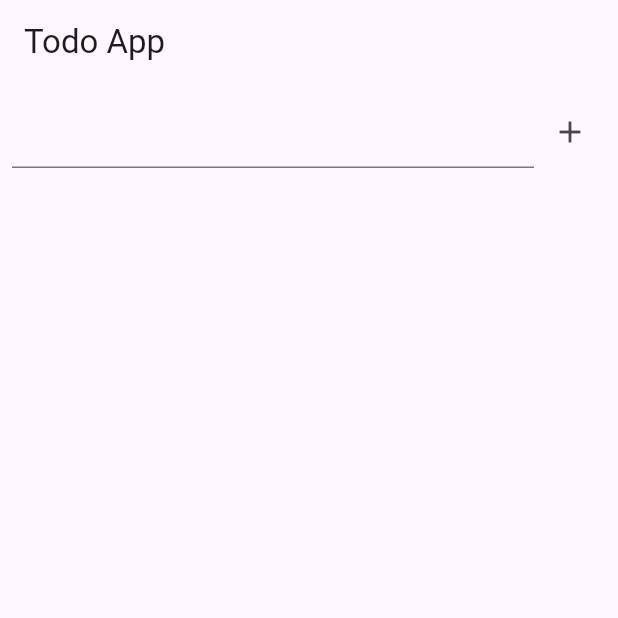
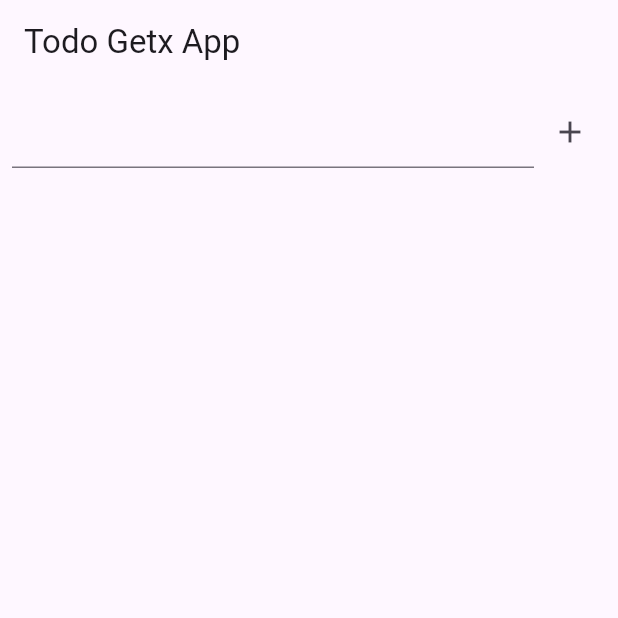
Before and after one commit to mahbub-rahman07/Flutter-SM, a Flutter app: the screen it shows after launch, after a tap on the "add" icon, on a phone screen of 412 x 824 dp, the top half of it. Run offline on Flutter 3.47's test engine with Material 3 defaults, Android fonts, the phone set to English and light mode, and no system bars; our stand-ins replace bloc, equatable, flutter_bloc, get, get_it.

Commit message:
Refactor project structure and implement GetX state management for Todo feature

```diff
--- a/lib/example_bloc/core/di.dart
+++ b/lib/example_ca/core/di.dart
@@ -8,7 +8,8 @@ import '../feature/todo/domain/usecases/add_todo_usecase.dart';
 import '../feature/todo/domain/usecases/delete_todo_usecase.dart';
 import '../feature/todo/domain/usecases/get_all_todo_usecase.dart';
 import '../feature/todo/domain/usecases/update_todo_usecase.dart';
-import '../feature/todo/presentation/bloc/todo_bloc.dart';
+import '../feature/todo/presentation_with_bloc/bloc/todo_bloc.dart';
+import '../feature/todo/presentation_with_getx/controller/todo_controller.dart';
 import 'app_lifecycle_handler.dart';
 
 final dm = GetIt.instance;
@@ -18,18 +19,10 @@ void init() {
   dm.registerLazySingleton<TodoRepository>(() => TodoRepositoryImpl());
 
   // Use cases
-  dm.registerLazySingleton<GetAllTodoUseCase>(
-    () => GetAllTodoUseCase(dm<TodoRepository>()),
-  );
-  dm.registerLazySingleton<AddTodoUseCase>(
-    () => AddTodoUseCase(dm<TodoRepository>()),
-  );
-  dm.registerLazySingleton<UpdateTodoUseCase>(
-    () => UpdateTodoUseCase(dm<TodoRepository>()),
-  );
-  dm.registerLazySingleton<DeleteTodoUseCase>(
-    () => DeleteTodoUseCase(dm<TodoRepository>()),
-  );
+  dm.registerLazySingleton(() => GetAllTodoUseCase(dm<TodoRepository>()));
+  dm.registerLazySingleton(() => AddTodoUseCase(dm<TodoRepository>()));
+  dm.registerLazySingleton(() => UpdateTodoUseCase(dm<TodoRepository>()));
+  dm.registerLazySingleton(() => DeleteTodoUseCase(dm<TodoRepository>()));
 
   // Bloc
   dm.registerFactory<TodoBloc>(
@@ -40,4 +33,17 @@ void init() {
       dm<DeleteTodoUseCase>(),
     ),
   );
+
+  //   controller
+  dm.registerLazySingleton<TodoController>(
+    () => TodoController(
+      dm<GetAllTodoUseCase>(),
+      dm<AddTodoUseCase>(),
+      dm<UpdateTodoUseCase>(),
+      dm<DeleteTodoUseCase>(),
+    ),
+  );
+
+  // App lifecycle handler
+  Get.put(AppLifecycleHandler());
 }
--- a/lib/example_bloc/feature/todo/presentation/bloc/todo_bloc.dart
+++ b/lib/example_ca/feature/todo/presentation_with_bloc/bloc/todo_bloc.dart
@@ -1,6 +1,6 @@
 import 'package:bloc/bloc.dart';
 import 'package:equatable/equatable.dart';
-import 'package:state_management/example_bloc/feature/todo/domain/usecases/add_todo_usecase.dart';
+import 'package:state_management/example_ca/feature/todo/domain/usecases/add_todo_usecase.dart';
 import 'package:uuid/uuid.dart';
 
 import '../../domain/entities/todo.dart';
--- /dev/null
+++ b/lib/example_ca/feature/todo/presentation_with_getx/controller/todo_controller.dart
@@ -0,0 +1,80 @@
+
+import 'package:get/get.dart';
+import 'package:get/get_state_manager/src/simple/get_controllers.dart';
+import 'package:uuid/uuid.dart';
+
+import '../../domain/entities/todo.dart';
+import '../../domain/usecases/add_todo_usecase.dart';
+import '../../domain/usecases/delete_todo_usecase.dart';
+import '../../domain/usecases/get_all_todo_usecase.dart';
+import '../../domain/usecases/update_todo_usecase.dart';
+
+class TodoController extends GetxController {
+  final GetAllTodoUseCase _getTodos;
+  final AddTodoUseCase _addTodo;
+  final UpdateTodoUseCase _updateTodo;
+  final DeleteTodoUseCase _deleteTodo;
+
+  TodoController(
+    this._getTodos,
+    this._addTodo,
+    this._updateTodo,
+    this._deleteTodo,
+  );
+
+  final todos = <Todo>[].obs;
+  final isLoading = false.obs;
+
+  @override
+  void onInit() {
+    super.onInit();
+    fetchTodos();
+  }
+
+  void fetchTodos() async {
+    isLoading.value = true;
+    try {
+      final fetchedTodos = await _getTodos();
+      todos.assignAll(fetchedTodos);
+    } catch (e) {
+      print('Error fetching todos: $e');
+    }
+    finally {
+      isLoading.value = false;
+    }
+  }
+
+  void addTodoItem(String title) async {
+    try {
+      final todo = Todo(
+        id: const Uuid().v4(),
+        title: title,
+        description: '',
+        isCompleted: false,
+      );
+      await _addTodo(todo);
+      fetchTodos();
+    } catch (e) {
+      print('Error adding todo: $e');
+    }
+  }
+
+  void updateTodoItem(Todo todo) async {
+    try {
+      await _updateTodo(todo);
+      fetchTodos();
+    } catch (e) {
+      print('Error updating todo: $e');
+    }
+  }
+  void deleteTodoItem(String id) async {
+    try {
+      await _deleteTodo(id);
+      fetchTodos();
+    } catch (e) {
+      print('Error deleting todo: $e');
+    }
+  }
+
+
+}
--- /dev/null
+++ b/lib/example_ca/feature/todo/presentation_with_getx/view/todo_getx_screen.dart
@@ -0,0 +1,64 @@
+import 'package:flutter/material.dart';
+import 'package:get/get.dart';
+import 'package:state_management/example_ca/core/di.dart';
+import 'package:state_management/example_ca/feature/todo/presentation_with_getx/controller/todo_controller.dart';
+
+class TodoGetxScreen extends StatelessWidget {
+  final TextEditingController controller = TextEditingController();
+
+  TodoGetxScreen({super.key});
+
+  @override
+  Widget build(BuildContext context) {
+    final todoCtrl = Get.put(dm<TodoController>());
+
+    return Scaffold(
+      appBar: AppBar(title: Text("Todo Getx App")),
+      body: Column(
+        children: [
+          Padding(
+            padding: EdgeInsets.all(8),
+            child: Row(
+              children: [
+                Expanded(child: TextField(controller: controller)),
+                IconButton(
+                  icon: Icon(Icons.add),
+                  onPressed: () {
+                    if (controller.text.isEmpty) return;
+                    todoCtrl.addTodoItem(controller.text.trim().toString());
+                    controller.clear();
+                  },
+                ),
+              ],
+            ),
+          ),
+          Expanded(
+            child: Obx(
+              () => todoCtrl.isLoading.value
+                  ? Center(child: CircularProgressIndicator())
+                  : ListView.builder(
+                      itemCount: todoCtrl.todos.length,
+                      itemBuilder: (context, index) {
+                        final todo = todoCtrl.todos[index];
+                        return ListTile(
+                          title: Text(todo.title),
+                          subtitle: Text(todo.description),
+                          trailing: IconButton(
+                            icon: Icon(Icons.delete),
+                            onPressed: () {
+                              todoCtrl.deleteTodoItem(todo.id);
+                            },
+                          ),
+                          onTap: () {
+                            todoCtrl.updateTodoItem(todo);
+                          },
+                        );
+                      },
+                    ),
+            ),
+          ),
+        ],
+      ),
+    );
+  }
+}
--- a/lib/main.dart
+++ b/lib/main.dart
@@ -1,14 +1,16 @@
 import 'package:flutter/material.dart';
 import 'package:flutter_bloc/flutter_bloc.dart';
+import 'package:get/get.dart';
+import 'package:state_management/example_ca/feature/todo/presentation_with_getx/view/todo_getx_screen.dart';
 
-import 'example_bloc/core/app_bloc_observer.dart';
-import 'example_bloc/core/di.dart';
-import 'example_bloc/feature/todo/presentation/view/todo_screen.dart';
+import 'example_ca/core/app_bloc_observer.dart';
+import 'example_ca/core/di.dart';
+import 'example_ca/feature/todo/presentation_with_bloc/view/todo_screen.dart';
 
 void main() {
+  WidgetsFlutterBinding.ensureInitialized();
   init();
   Bloc.observer = AppBlocObserver();
-
   runApp(const MyApp());
 }
 class MyApp extends StatelessWidget {
@@ -16,12 +18,12 @@ class MyApp extends StatelessWidget {
 
   @override
   Widget build(BuildContext context) {
-    return MaterialApp(
+    return GetMaterialApp(
       title: 'Todo App',
       theme: ThemeData(
         primarySwatch: Colors.blue,
       ),
-      home: TodoScreen(),
+      home: TodoGetxScreen(),
     );
   }
 }
```
Also changed, not shown: lib/example_ca/feature/todo/presentation_with_bloc/view/todo_screen.dart (renamed from lib/example_bloc/feature/todo/presentation/view/todo_screen.dart, +20 -9 lines), lib/example_ca/core/app_bloc_observer.dart (renamed from lib/example_bloc/core/app_bloc_observer.dart), lib/example_ca/core/app_lifecycle_handler.dart (renamed from lib/example_bloc/core/app_lifecycle_handler.dart), lib/example_ca/feature/todo/data/models/todo_model.dart (renamed from lib/example_bloc/feature/todo/data/models/todo_model.dart), lib/example_ca/feature/todo/data/repository/todo_repository_impl.dart (renamed from lib/example_bloc/feature/todo/data/repository/todo_repository_impl.dart), lib/example_ca/feature/todo/domain/entities/todo.dart (renamed from lib/example_bloc/feature/todo/domain/entities/todo.dart), lib/example_ca/feature/todo/domain/repositories/todo_repository.dart (renamed from lib/example_bloc/feature/todo/domain/repositories/todo_repository.dart), lib/example_ca/feature/todo/domain/usecases/add_todo_usecase.dart (renamed from lib/example_bloc/feature/todo/domain/usecases/add_todo_usecase.dart), lib/example_ca/feature/todo/domain/usecases/delete_todo_usecase.dart (renamed from lib/example_bloc/feature/todo/domain/usecases/delete_todo_usecase.dart), lib/example_ca/feature/todo/domain/usecases/get_all_todo_usecase.dart (renamed from lib/example_bloc/feature/todo/domain/usecases/get_all_todo_usecase.dart), lib/example_ca/feature/todo/domain/usecases/update_todo_usecase.dart (renamed from lib/example_bloc/feature/todo/domain/usecases/update_todo_usecase.dart), lib/example_ca/feature/todo/presentation_with_bloc/bloc/todo_event.dart (renamed from lib/example_bloc/feature/todo/presentation/bloc/todo_event.dart), lib/example_ca/feature/todo/presentation_with_bloc/bloc/todo_state.dart (renamed from lib/example_bloc/feature/todo/presentation/bloc/todo_state.dart), 1 other file.
